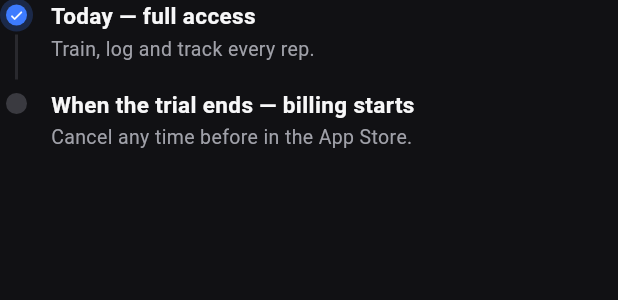
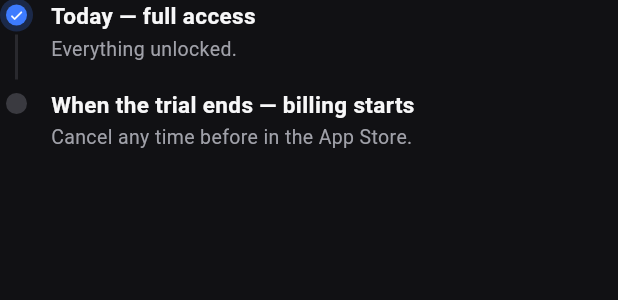
Before and after one commit to MarkwinVI/forma-app, a Flutter app: the _TrialTimeline widget shown alone on an empty page, opened directly with empty values, on a phone screen of 412 x 824 dp. Shown: the top 300 px of the screen. Run offline on Flutter 3.47's test engine with Material 3 defaults, Android fonts, the phone set to English and light mode, and no system bars; our stand-ins replace clock, flutter_local_notifications, google_sign_in, shared_preferences, sign_in_with_apple, supabase_flutter and 4 more; missing offline and left inert: posthog_flutter, purchases_flutter; accounts and stored records are empty; statements that could not run were skipped.

Commit message:
Paywall: the trial's first day reads "Everything unlocked."
Co-Authored-By: Claude Fable 5.1 <noreply@anthropic.com>

```diff
--- a/lib/features/membership/paywall_sheet.dart
+++ b/lib/features/membership/paywall_sheet.dart
@@ -363,7 +363,7 @@ class _TrialTimeline extends StatelessWidget {
         const _TimelineRow(
           on: true,
           title: 'Today — full access',
-          sub: 'Train, log and track every rep.',
+          sub: 'Everything unlocked.',
           last: false,
         ),
         _TimelineRow(
```
